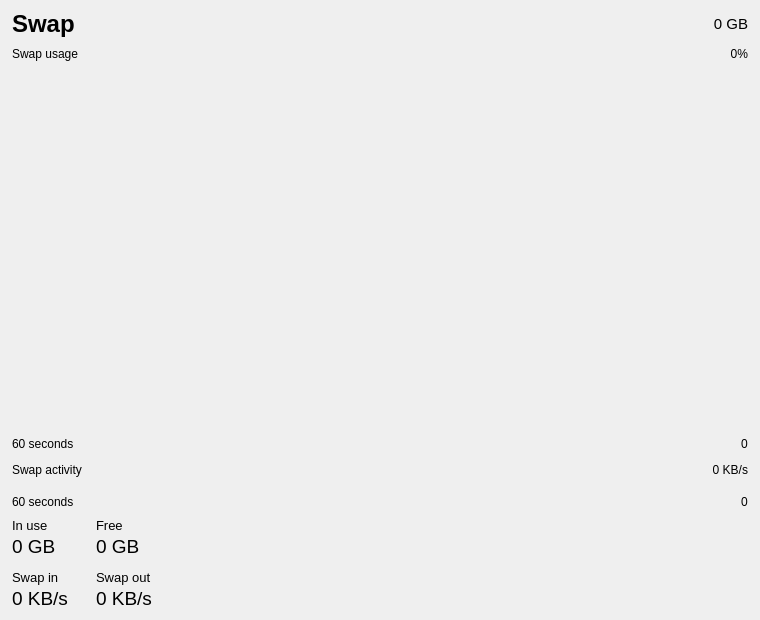
Kikkiu17/TuxManager, file src/perf/swapdetailwidget.ui: the form before one commit.
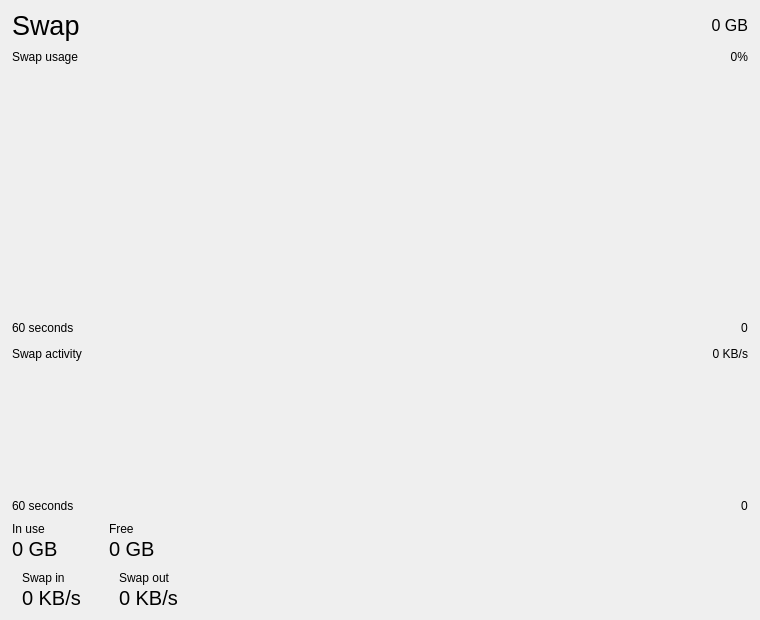
The form after the commit. Custom widgets are drawn as their Qt base class.

```diff
--- a/src/perf/swapdetailwidget.ui
+++ b/src/perf/swapdetailwidget.ui
@@ -10,7 +10,7 @@
     <height>620</height>
    </rect>
   </property>
-  <layout class="QVBoxLayout" name="verticalLayout">
+  <layout class="QVBoxLayout" name="verticalLayout" stretch="0,0,4,0,0,2,0,0">
    <property name="spacing">
     <number>6</number>
    </property>
@@ -31,7 +31,7 @@
      <item>
       <widget class="QLabel" name="titleLabel">
        <property name="styleSheet">
-        <string>font-size: 18pt; font-weight: bold;</string>
+        <string>font-size: 20pt;</string>
        </property>
        <property name="text">
         <string>Swap</string>
@@ -41,7 +41,7 @@
      <item>
       <widget class="QLabel" name="totalLabel">
        <property name="styleSheet">
-        <string>font-size: 11pt;</string>
+        <string>font-size: 12pt;</string>
        </property>
        <property name="text">
         <string>0 GB</string>
@@ -206,80 +206,102 @@
       <item>
     <layout class="QGridLayout" name="statsGrid">
      <property name="horizontalSpacing"><number>28</number></property>
-     <property name="verticalSpacing"><number>12</number></property>
+     <property name="verticalSpacing"><number>10</number></property>
 
-     <!-- Column 0 -->
+     <!-- Row 0: In use & Free -->
      <item row="0" column="0">
       <layout class="QVBoxLayout" name="inUseLayout">
-       <property name="spacing"><number>2</number></property>
+       <property name="spacing"><number>1</number></property>
        <item>
         <widget class="QLabel" name="inUseLabel">
-         <property name="styleSheet"><string>font-size: 10pt;</string></property>
+         <property name="styleSheet"><string>font-size: 9pt;</string></property>
          <property name="text"><string>In use</string></property>
         </widget>
        </item>
        <item>
         <widget class="QLabel" name="inUseValueLabel">
-         <property name="styleSheet"><string>font-size: 14pt;</string></property>
+         <property name="styleSheet"><string>font-size: 15pt;</string></property>
          <property name="text"><string>0 GB</string></property>
         </widget>
        </item>
       </layout>
      </item>
-     <item row="1" column="0">
-      <layout class="QVBoxLayout" name="swapInLayout">
-       <property name="spacing"><number>2</number></property>
-       <item>
-        <widget class="QLabel" name="swapInLabel">
-         <property name="styleSheet"><string>font-size: 10pt;</string></property>
-         <property name="toolTip"><string>Swap in direction: disk -&gt; RAM</string></property>
-         <property name="text"><string>Swap in</string></property>
-        </widget>
-       </item>
-       <item>
-        <widget class="QLabel" name="inRateValueLabel">
-         <property name="styleSheet"><string>font-size: 14pt;</string></property>
-         <property name="toolTip"><string>Swap in direction: disk -&gt; RAM</string></property>
-         <property name="text"><string>0 KB/s</string></property>
-        </widget>
-       </item>
-      </layout>
-     </item>
-
-     <!-- Column 1 -->
      <item row="0" column="1">
       <layout class="QVBoxLayout" name="freeLayout">
-       <property name="spacing"><number>2</number></property>
+       <property name="spacing"><number>1</number></property>
        <item>
         <widget class="QLabel" name="freeLabel">
-         <property name="styleSheet"><string>font-size: 10pt;</string></property>
+         <property name="styleSheet"><string>font-size: 9pt;</string></property>
          <property name="text"><string>Free</string></property>
         </widget>
        </item>
        <item>
         <widget class="QLabel" name="freeValueLabel">
-         <property name="styleSheet"><string>font-size: 14pt;</string></property>
+         <property name="styleSheet"><string>font-size: 15pt;</string></property>
          <property name="text"><string>0 GB</string></property>
         </widget>
        </item>
       </layout>
      </item>
+
+     <!-- Row 1: Swap in & Swap out with Windows 11 vertical accent bars -->
+     <item row="1" column="0">
+      <layout class="QHBoxLayout" name="swapInBoxLayout">
+       <property name="spacing"><number>6</number></property>
+       <item>
+        <widget class="QFrame" name="swapInAccentBar">
+         <property name="minimumSize"><size><width>4</width><height>0</height></size></property>
+         <property name="maximumSize"><size><width>4</width><height>16777215</height></size></property>
+        </widget>
+       </item>
+       <item>
+        <layout class="QVBoxLayout" name="swapInLayout">
+         <property name="spacing"><number>1</number></property>
+         <item>
+          <widget class="QLabel" name="swapInLabel">
+           <property name="styleSheet"><string>font-size: 9pt;</string></property>
+           <property name="toolTip"><string>Swap in direction: disk -&gt; RAM</string></property>
+           <property name="text"><string>Swap in</string></property>
+          </widget>
+         </item>
+         <item>
+          <widget class="QLabel" name="inRateValueLabel">
+           <property name="styleSheet"><string>font-size: 15pt;</string></property>
+           <property name="toolTip"><string>Swap in direction: disk -&gt; RAM</string></property>
+           <property name="text"><string>0 KB/s</string></property>
+          </widget>
+         </item>
+        </layout>
+       </item>
+      </layout>
+     </item>
      <item row="1" column="1">
-      <layout class="QVBoxLayout" name="swapOutLayout">
-       <property name="spacing"><number>2</number></property>
+      <layout class="QHBoxLayout" name="swapOutBoxLayout">
+       <property name="spacing"><number>6</number></property>
        <item>
-        <widget class="QLabel" name="swapOutLabel">
-         <property name="styleSheet"><string>font-size: 10pt;</string></property>
-         <property name="toolTip"><string>Swap out direction: RAM -&gt; disk</string></property>
-         <property name="text"><string>Swap out</string></property>
+        <widget class="QFrame" name="swapOutAccentBar">
+         <property name="minimumSize"><size><width>4</width><height>0</height></size></property>
+         <property name="maximumSize"><size><width>4</width><height>16777215</height></size></property>
         </widget>
        </item>
        <item>
-        <widget class="QLabel" name="outRateValueLabel">
-         <property name="styleSheet"><string>font-size: 14pt;</string></property>
-         <property name="toolTip"><string>Swap out direction: RAM -&gt; disk</string></property>
-         <property name="text"><string>0 KB/s</string></property>
-        </widget>
+        <layout class="QVBoxLayout" name="swapOutLayout">
+         <property name="spacing"><number>1</number></property>
+         <item>
+          <widget class="QLabel" name="swapOutLabel">
+           <property name="styleSheet"><string>font-size: 9pt;</string></property>
+           <property name="toolTip"><string>Swap out direction: RAM -&gt; disk</string></property>
+           <property name="text"><string>Swap out</string></property>
+          </widget>
+         </item>
+         <item>
+          <widget class="QLabel" name="outRateValueLabel">
+           <property name="styleSheet"><string>font-size: 15pt;</string></property>
+           <property name="toolTip"><string>Swap out direction: RAM -&gt; disk</string></property>
+           <property name="text"><string>0 KB/s</string></property>
+          </widget>
+         </item>
+        </layout>
        </item>
       </layout>
      </item>
```
